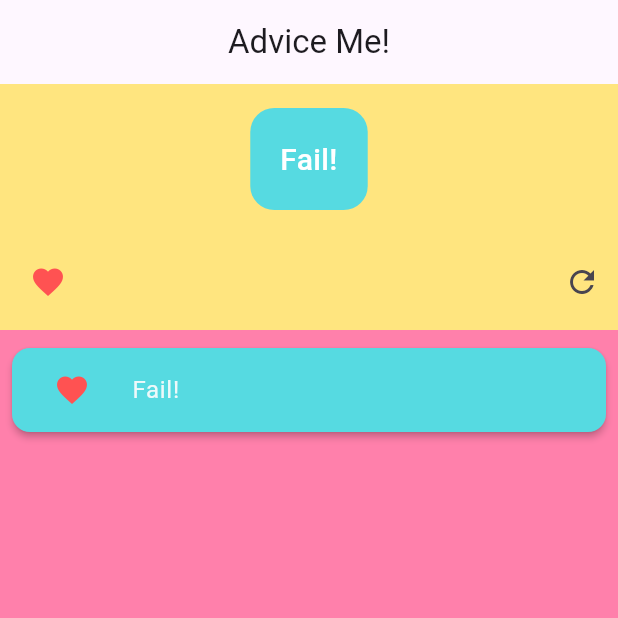
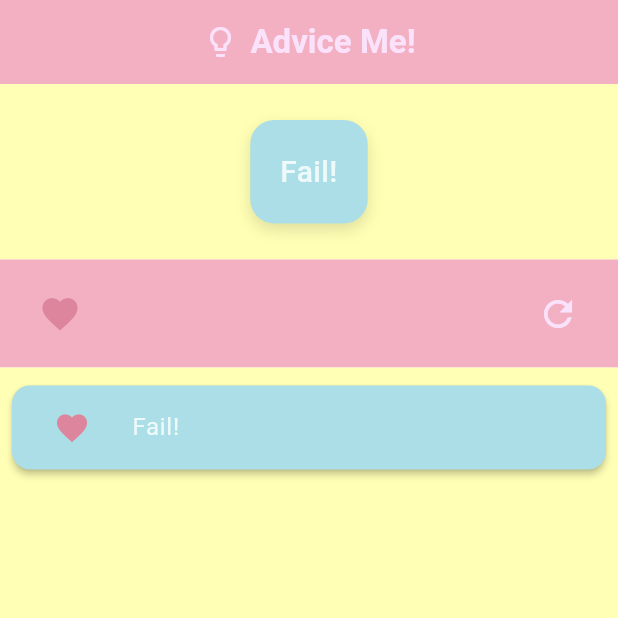
Before and after one commit to MiliTenorio/AdviceApp, a Flutter app: the screen it shows after launch, after a tap on the "favorite outline" icon, on a phone screen of 412 x 824 dp, the top half of it. Run offline on Flutter 3.47's test engine with Material 3 defaults, Android fonts, the phone set to English and light mode, and no system bars; our stand-ins replace flutter_mobx, flutter_modular, mobx, shared_preferences; generated files the repository leaves out were written again; network calls fail.

Commit message:
UI Updates + Add AppColors

```diff
--- /dev/null
+++ b/adviceme/lib/common/theme/app_colors.dart
@@ -0,0 +1,14 @@
+import 'package:flutter/material.dart';
+
+class AppColors {
+  AppColors._();
+
+  static const yellowBackground = Color(0xFFFFFFB5);
+  static const blueCard = Color(0xFFABDEE6);
+  static const purpleCard = Color.fromARGB(255, 250, 226, 250);
+  static const pinkBackground = Color(0xFFF3B0C3);
+  static const orangeBackground = Color(0xFFFFCCB6);
+  static const redHeart = Color.fromARGB(255, 220, 133, 156);
+  static const whiteText = Color.fromARGB(255, 238, 249, 250);
+  static const blackBoxShadow = Colors.black12;
+}
--- a/adviceme/lib/features/advice/presentation/pages/main_page.dart
+++ b/adviceme/lib/features/advice/presentation/pages/main_page.dart
@@ -1,3 +1,4 @@
+import 'package:adviceme/common/theme/app_colors.dart';
 import 'package:adviceme/features/advice/presentation/stores/advice_store.dart';
 import 'package:adviceme/features/advice/presentation/widgets/advice_list.dart';
 import 'package:adviceme/features/advice/presentation/widgets/advice_options_widget.dart';
@@ -26,7 +27,26 @@ class _MainPageState extends State<MainPage> {
   @override
   Widget build(BuildContext context) {
     return Scaffold(
-      appBar: AppBar(title: const Text("Advice Me!"), centerTitle: true),
+      appBar: AppBar(
+        backgroundColor: AppColors.pinkBackground,
+        title: Row(
+          mainAxisAlignment: MainAxisAlignment.center,
+          mainAxisSize: MainAxisSize.min,
+          children: [
+            Icon(Icons.lightbulb_outline, color: AppColors.purpleCard),
+            const SizedBox(width: 8),
+            const Text(
+              "Advice Me!",
+              style: TextStyle(
+                color: AppColors.purpleCard,
+                fontSize: 22,
+                fontWeight: FontWeight.bold,
+              ),
+            ),
+          ],
+        ),
+        centerTitle: true,
+      ),
       body: Column(
         children: [
           AdviceWidget(store: store),
--- a/adviceme/lib/features/advice/presentation/widgets/advice_list.dart
+++ b/adviceme/lib/features/advice/presentation/widgets/advice_list.dart
@@ -1,3 +1,4 @@
+import 'package:adviceme/common/theme/app_colors.dart';
 import 'package:flutter/material.dart';
 import 'package:flutter_mobx/flutter_mobx.dart';
 
@@ -13,7 +14,7 @@ class AdviceList extends StatelessWidget {
     return Expanded(
       child: Container(
         width: double.infinity,
-        decoration: BoxDecoration(color: Colors.pinkAccent.shade100),
+        decoration: BoxDecoration(color: AppColors.yellowBackground),
         child: Observer(
           builder: (_) {
             if (store.isLoadingFavorites) {
@@ -29,14 +30,14 @@ class AdviceList extends StatelessWidget {
                     padding: EdgeInsets.all(16.0),
                     child: Container(
                       decoration: BoxDecoration(
-                        color: Colors.amberAccent.shade100,
+                        color: AppColors.orangeBackground,
                         borderRadius: BorderRadius.circular(16),
                       ),
                       child: Padding(
                         padding: const EdgeInsets.all(12),
                         child: Text(
                           "You don't have favorite advice yet.",
-                          style: TextStyle(color: Colors.grey),
+                          style: TextStyle(color: AppColors.whiteText),
                         ),
                       ),
                     ),
@@ -53,19 +54,17 @@ class AdviceList extends StatelessWidget {
                 itemBuilder: (_, index) {
                   final advice = store.favorites[index];
                   return Card(
-                    color: const Color.fromARGB(255, 86, 218, 225),
+                    color: AppColors.blueCard,
                     elevation: 2,
                     margin: const EdgeInsets.symmetric(vertical: 4),
                     child: ListTile(
                       leading: IconButton(
-                        icon: Icon(Icons.favorite, color: Colors.redAccent),
+                        icon: Icon(Icons.favorite, color: AppColors.redHeart),
                         onPressed: () => store.removeFavorite(advice),
                       ),
                       title: Text(
                         advice,
-                        style: TextStyle(
-                          color: const Color.fromARGB(255, 238, 249, 250),
-                        ),
+                        style: TextStyle(color: AppColors.whiteText),
                       ),
                     ),
                   );
--- a/adviceme/lib/features/advice/presentation/widgets/advice_options_widget.dart
+++ b/adviceme/lib/features/advice/presentation/widgets/advice_options_widget.dart
@@ -1,3 +1,4 @@
+import 'package:adviceme/common/theme/app_colors.dart';
 import 'package:adviceme/features/advice/presentation/stores/advice_store.dart';
 import 'package:flutter/material.dart';
 import 'package:flutter_mobx/flutter_mobx.dart';
@@ -10,25 +11,33 @@ class AdviceOptionsWidget extends StatelessWidget {
   @override
   Widget build(BuildContext context) {
     return Container(
-      decoration: BoxDecoration(color: Colors.amberAccent.shade100),
+      color: AppColors.pinkBackground,
+      padding: const EdgeInsets.symmetric(horizontal: 16, vertical: 12),
       child: Row(
         mainAxisAlignment: MainAxisAlignment.spaceBetween,
         children: [
-          Padding(
-            padding: const EdgeInsets.all(8),
-            child: Observer(
+          Observer(
             builder:
                 (_) => IconButton(
                   icon: Icon(
                     store.isFavorite ? Icons.favorite : Icons.favorite_border,
-                      color: store.isFavorite ? Colors.redAccent : null,
+                    color:
+                        store.isFavorite
+                            ? AppColors.redHeart
+                            : AppColors.purpleCard,
+                    size: 28,
                   ),
                   onPressed: store.toggleFavorite,
-                  ),
+                  tooltip:
+                      store.isFavorite ? 'Remove favorite' : 'Add favorite',
                 ),
           ),
           IconButton(
-            icon: const Icon(Icons.refresh),
+            icon: const Icon(
+              Icons.refresh,
+              color: AppColors.purpleCard,
+              size: 28,
+            ),
             onPressed: store.fetchAdvice,
           ),
         ],
--- a/adviceme/lib/features/advice/presentation/widgets/advice_widget.dart
+++ b/adviceme/lib/features/advice/presentation/widgets/advice_widget.dart
@@ -1,3 +1,4 @@
+import 'package:adviceme/common/theme/app_colors.dart';
 import 'package:adviceme/features/advice/presentation/stores/advice_store.dart';
 import 'package:flutter/material.dart';
 import 'package:flutter_mobx/flutter_mobx.dart';
@@ -9,36 +10,37 @@ class AdviceWidget extends StatelessWidget {
 
   @override
   Widget build(BuildContext context) {
-    store.fetchAdvice();
-
     return Container(
-      height: 100,
-      decoration: BoxDecoration(color: Colors.amberAccent.shade100),
+      width: double.infinity,
+      color: AppColors.yellowBackground,
+      padding: const EdgeInsets.symmetric(vertical: 24, horizontal: 16),
       child: Center(
         child: Observer(
           builder: (_) {
             if (store.isLoadingAdvice) {
-              return const CircularProgressIndicator(
-                color: Color.fromARGB(255, 86, 218, 225),
-              );
+              return const CircularProgressIndicator(color: AppColors.blueCard);
             }
-            return Padding(
-              padding: const EdgeInsets.all(16),
-              child: Container(
+            return Container(
               padding: const EdgeInsets.all(20),
               decoration: BoxDecoration(
-                  color: const Color.fromARGB(255, 86, 218, 225),
+                color: AppColors.blueCard,
                 borderRadius: BorderRadius.circular(16),
+                boxShadow: [
+                  BoxShadow(
+                    color: AppColors.blackBoxShadow,
+                    blurRadius: 8,
+                    offset: Offset(0, 4),
+                  ),
+                ],
               ),
               child: Text(
                 store.adviceText,
                 style: const TextStyle(
                   fontSize: 20,
-                    color: Colors.white,
+                  color: AppColors.whiteText,
                   fontWeight: FontWeight.w500,
                 ),
                 textAlign: TextAlign.center,
-                ),
               ),
             );
           },
--- a/adviceme/lib/main.dart
+++ b/adviceme/lib/main.dart
@@ -1,5 +1,6 @@
 import 'package:adviceme/app/app.dart';
 import 'package:adviceme/app/app_module.dart';
+import 'package:adviceme/common/theme/app_colors.dart';
 import 'package:flutter/material.dart';
 import 'package:flutter_modular/flutter_modular.dart';
 
@@ -15,88 +16,10 @@ class MyApp extends StatelessWidget {
     return MaterialApp.router(
       title: "Advice Me",
       theme: ThemeData(
-        colorScheme: ColorScheme.fromSeed(
-          seedColor: const Color.fromARGB(255, 58, 98, 183),
-        ),
+        colorScheme: ColorScheme.fromSeed(seedColor: AppColors.blueCard),
       ),
       routeInformationParser: Modular.routeInformationParser,
       routerDelegate: Modular.routerDelegate,
     );
   }
 }
-
-/*class MyHomePage extends StatefulWidget {
-  const MyHomePage({super.key, required this.title});
-  final String title;
-
-  @override
-  State<MyHomePage> createState() => _MyHomePageState();
-}
-
-class _MyHomePageState extends State<MyHomePage> {
-  int _counter = 0;
-
-  void _incrementCounter() {
-    setState(() {
-      // This call to setState tells the Flutter framework that something has
-      // changed in this State, which causes it to rerun the build method below
-      // so that the display can reflect the updated values. If we changed
-      // _counter without calling setState(), then the build method would not be
-      // called again, and so nothing would appear to happen.
-      _counter++;
-    });
-  }
-
-  @override
-  Widget build(BuildContext context) {
-    // This method is rerun every time setState is called, for instance as done
-    // by the _incrementCounter method above.
-    //
-    // The Flutter framework has been optimized to make rerunning build methods
-    // fast, so that you can just rebuild anything that needs updating rather
-    // than having to individually change instances of widgets.
-    return Scaffold(
-      appBar: AppBar(
-        // TRY THIS: Try changing the color here to a specific color (to
-        // Colors.amber, perhaps?) and trigger a hot reload to see the AppBar
-        // change color while the other colors stay the same.
-        backgroundColor: Theme.of(context).colorScheme.inversePrimary,
-        // Here we take the value from the MyHomePage object that was created by
-        // the App.build method, and use it to set our appbar title.
-        title: Text(widget.title),
-      ),
-      body: Center(
-        // Center is a layout widget. It takes a single child and positions it
-        // in the middle of the parent.
-        child: Column(
-          // Column is also a layout widget. It takes a list of children and
-          // arranges them vertically. By default, it sizes itself to fit its
-          // children horizontally, and tries to be as tall as its parent.
-          //
-          // Column has various properties to control how it sizes itself and
-          // how it positions its children. Here we use mainAxisAlignment to
-          // center the children vertically; the main axis here is the vertical
-          // axis because Columns are vertical (the cross axis would be
-          // horizontal).
-          //
-          // TRY THIS: Invoke "debug painting" (choose the "Toggle Debug Paint"
-          // action in the IDE, or press "p" in the console), to see the
-          // wireframe for each widget.
-          mainAxisAlignment: MainAxisAlignment.center,
-          children: <Widget>[
-            const Text('You have pushed the button this many times:'),
-            Text(
-              '$_counter',
-              style: Theme.of(context).textTheme.headlineMedium,
-            ),
-          ],
-        ),
-      ),
-      floatingActionButton: FloatingActionButton(
-        onPressed: _incrementCounter,
-        tooltip: 'Increment',
-        child: const Icon(Icons.add),
-      ), // This trailing comma makes auto-formatting nicer for build methods.
-    );
-  }
-}*/
--- a/adviceme/pubspec.yaml
+++ b/adviceme/pubspec.yaml
@@ -27,8 +27,6 @@ dev_dependencies:
   flutter_test:
     sdk: flutter
   build_runner: ^2.4.6
-  mobx_codegen: ^2.4.0
-
   flutter_lints: ^5.0.0
 
 flutter:
```
Lines whose indentation alone changed are shown as unchanged.
